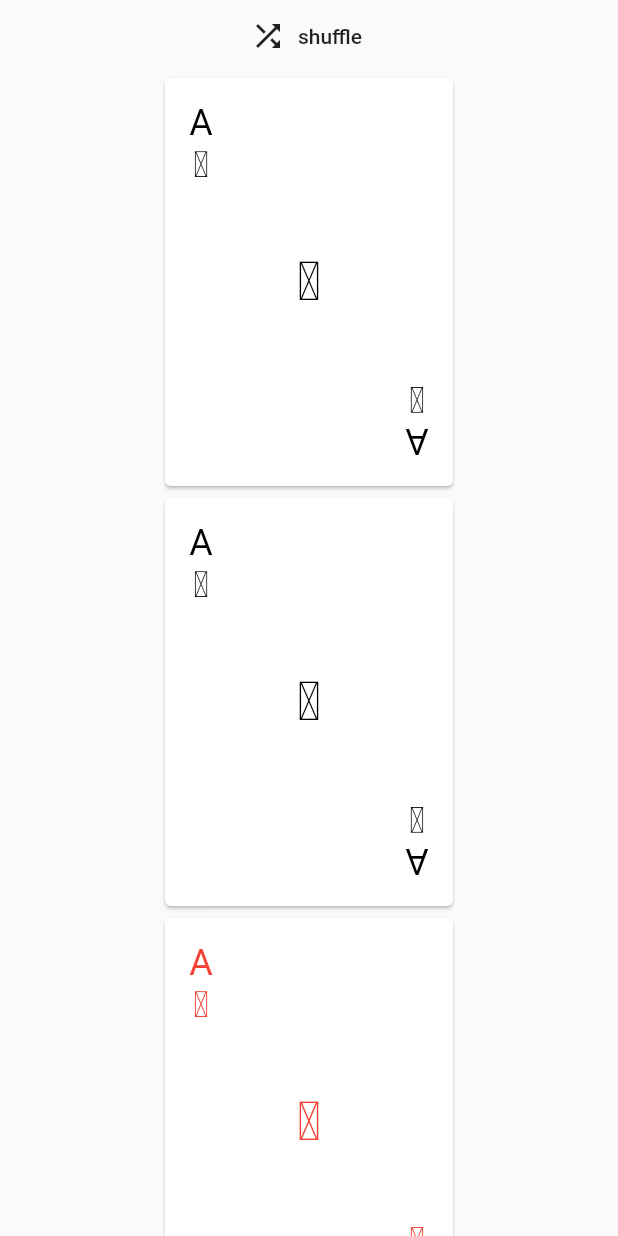
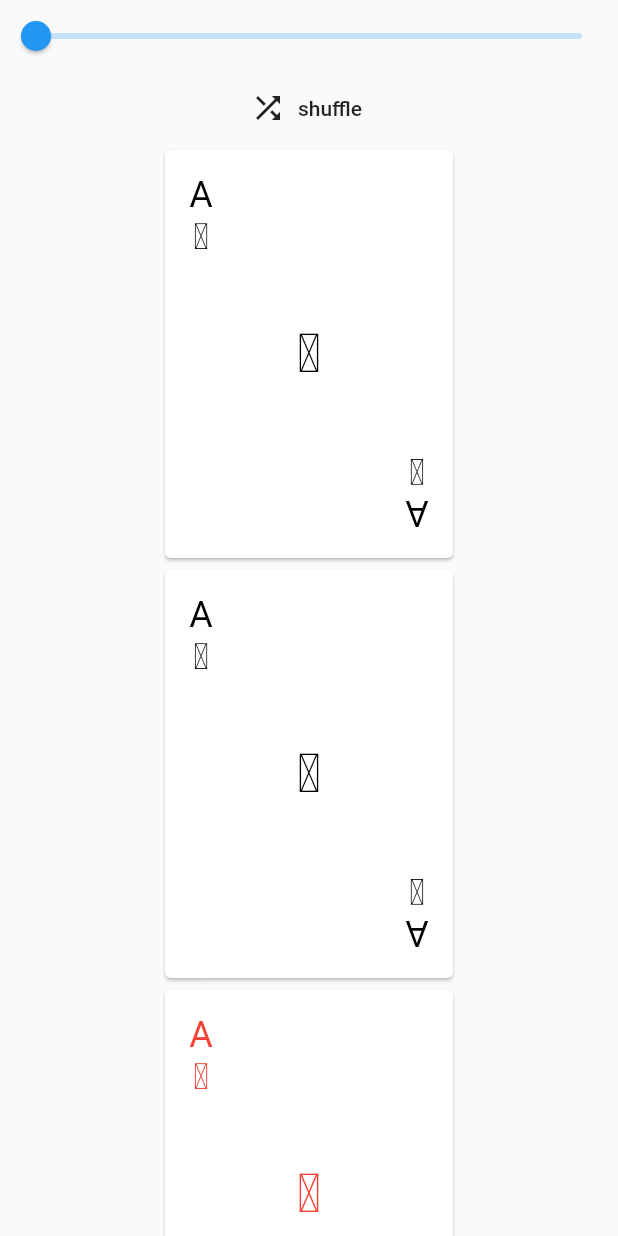
Before and after one commit to choongmanee/deck_of_cards, a Flutter app: the screen it shows after launch, after a tap on "create", on a phone screen of 412 x 824 dp. Run offline on Flutter 3.47's test engine with Material 2 defaults, Android fonts, the phone set to English and light mode, and no system bars; our stand-ins replace google_fonts.

Commit message:
DeckModel.dart: add angle field and transform method. DeckOfCardsScreen.dart: add slider to quick testing of angle value. PlayingCard.dart: switch card to a placeholder widget at peak rotation

```diff
--- a/lib/models/DeckModel.dart
+++ b/lib/models/DeckModel.dart
@@ -3,6 +3,7 @@ import 'package:flutter/foundation.dart';
 class DeckModel extends ChangeNotifier {
   final _cards = [];
   final _discarded = [];
+  double _angle = 0.0;
   final Map<String, List<int>> _ranks = {
     'A': [0, 1],
     '2': [0, 2],
@@ -22,6 +23,8 @@ class DeckModel extends ChangeNotifier {
   final List<String> _suites = ['\u2660', '\u2663', '\u2666', '\u2665'];
 
   get cards => _cards;
+
+  get angle => _angle;
 
   create() {
     _ranks.forEach((rank, body) {
@@ -58,4 +61,10 @@ class DeckModel extends ChangeNotifier {
     }
     notifyListeners();
   }
+
+  transform(value) {
+    _angle = value;
+
+    notifyListeners();
+  }
 }
--- a/lib/screens/DeckOfCardsScreen.dart
+++ b/lib/screens/DeckOfCardsScreen.dart
@@ -32,6 +32,15 @@ class DeckOfCardsScreen extends StatelessWidget {
         child: SingleChildScrollView(
           child: Column(
             children: [
+              Slider(
+                value: deck.angle,
+                onChanged: (v) {
+                  print(v);
+                  deck.transform(v);
+                },
+                min: 0.0,
+                max: 3.0,
+              ),
               if (deck.cards.length > 0)
                 FlatButton.icon(
                   onPressed: () => deck.shuffle(),
--- a/lib/widgets/PlayingCard.dart
+++ b/lib/widgets/PlayingCard.dart
@@ -1,4 +1,6 @@
+import 'package:deckofcards/models/DeckModel.dart';
 import 'package:flutter/material.dart';
+import 'package:provider/provider.dart';
 
 import 'cardDetails.dart';
 
@@ -16,10 +18,11 @@ class PlayingCard extends StatelessWidget {
 
   @override
   Widget build(BuildContext context) {
-    return Stack(
-      children: [
-        Container(),
-        Card(
+    return Transform(
+      transform: Matrix4.rotationX(Provider.of<DeckModel>(context).angle),
+      alignment: Alignment.center,
+      child: (Provider.of<DeckModel>(context).angle < 1.6)
+          ? Card(
               child: InkWell(
                 splashColor: Colors.black87.withAlpha(30),
                 onTap: () => {print('flip card')},
@@ -29,8 +32,10 @@ class PlayingCard extends StatelessWidget {
                   suit: this.suit,
                 ),
               ),
+            )
+          : Container(
+              color: Colors.black,
             ),
-      ],
     );
   }
 }
```
Lines whose indentation alone changed are shown as unchanged.
